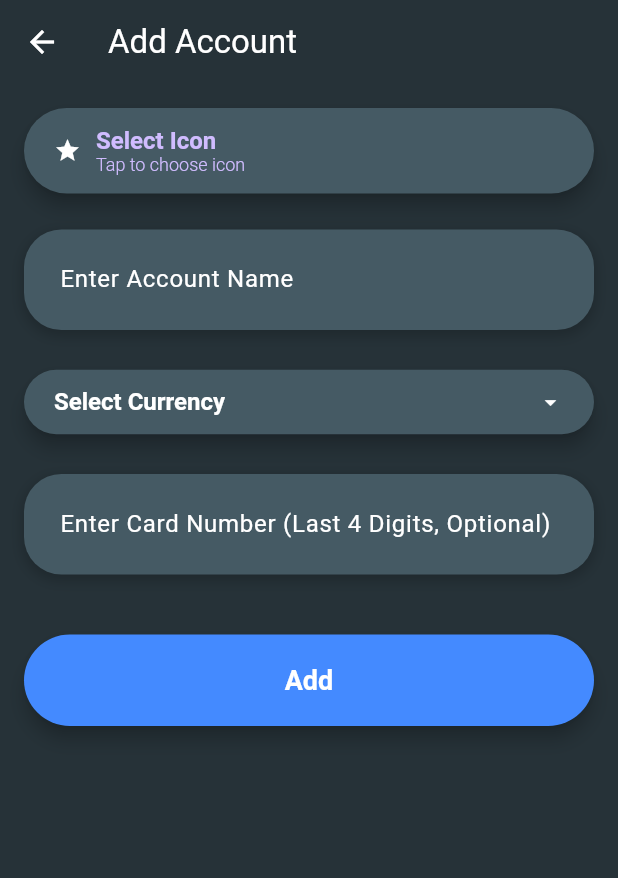
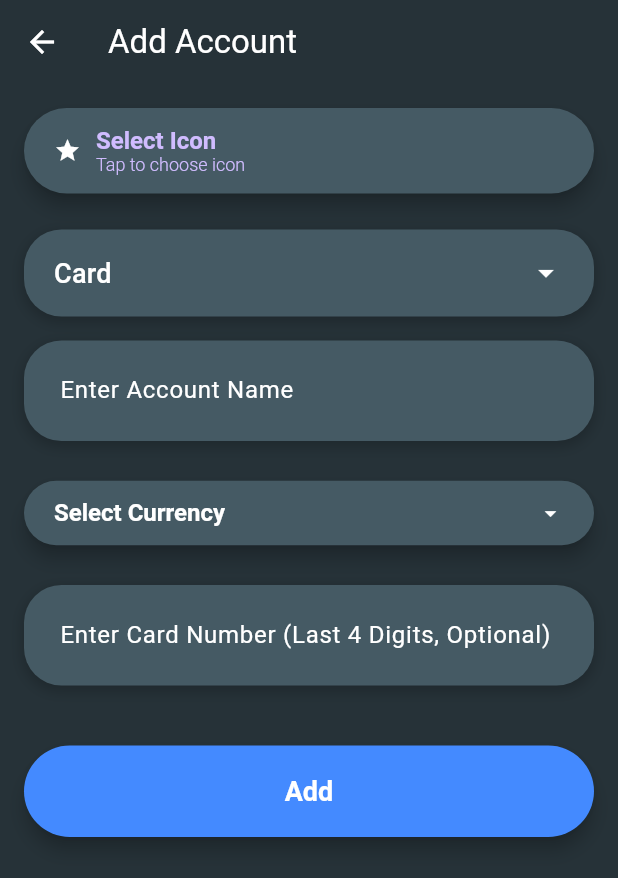
Before and after one commit to Samooh-9820060/ExpnZ, a Flutter app: the AddAccountScreen screen opened directly, on a phone screen of 412 x 824 dp. Shown: the top 878 px of the screen. Run offline on Flutter 3.47's test engine with Material 3 defaults, Android fonts, the phone set to English and light mode, and no system bars; our stand-ins replace cloud_firestore, file_picker, firebase_auth, firebase_core, firebase_storage, fl_chart and 10 more; missing offline and left inert: animated_drawer, currency_picker, excel, flutter_iconpicker, notifications; accounts and stored records are empty; network calls fail.

Commit message:
Account Type
type field added with card and cash/wallet
add transactions logic updated

```diff
--- a/lib/database/AccountsDB.dart
+++ b/lib/database/AccountsDB.dart
@@ -10,6 +10,7 @@ class AccountsDB {
 
   static const String uid = 'uid';
   static const String accountName = 'name';
+  static const String accountType = 'type';
   static const String accountCurrency = 'currency';
   static const String accountIconCodePoint = 'iconCodePoint';
   static const String accountIconFontFamily = 'iconFontFamily';
--- a/lib/database/TransactionsDB.dart
+++ b/lib/database/TransactionsDB.dart
@@ -13,6 +13,8 @@ class TransactionsDB {
   static const String transactionName = 'name';
   static const String transactionDescription = 'description';
   static const String transactionAmount = 'amount';
+  static const String transactionActualPrice = 'actual_price';
+  static const String transactionBalance = 'wallet_balance';
   static const String transactionDate = 'date';
   static const String transactionTime = 'time';
   static const String transactionAccountId = 'account_id';
--- a/lib/screens/AddAccount.dart
+++ b/lib/screens/AddAccount.dart
@@ -5,6 +5,7 @@ import 'package:flutter/material.dart';
 import 'package:flutter_iconpicker/flutter_iconpicker.dart';
 import '../database/AccountsDB.dart';
 import '../widgets/SimpleWidgets/ExpnZButton.dart';
+import '../widgets/SimpleWidgets/ExpnZDropdown.dart';
 import '../widgets/SimpleWidgets/ExpnZTextField.dart';
 import '../widgets/SimpleWidgets/ModernSnackBar.dart';
 
@@ -24,6 +25,7 @@ class _AddAccountScreenState extends State<AddAccountScreen> {
   late TextEditingController _cardNumberController;
   Currency? selectedCurrency;  // Default currency
   IconData selectedIcon = Icons.star;  // Default icon
+  String selectedAccountType = 'Card';
   bool isModifyMode = false;
   bool isProcessing = false;
 
@@ -50,6 +52,7 @@ class _AddAccountScreenState extends State<AddAccountScreen> {
         isModifyMode = true;
         _accountNameController.text = account[AccountsDB.accountName] as String;
         _cardNumberController.text = account[AccountsDB.accountCardNumber] as String;
+        selectedAccountType = account[AccountsDB.accountType] as String;
         String currencyJson = account[AccountsDB.accountCurrency] as String;
         Map<String, dynamic> currencyMap = jsonDecode(currencyJson);
         selectedCurrency = Currency(
@@ -129,6 +132,7 @@ class _AddAccountScreenState extends State<AddAccountScreen> {
         'symbolOnLeft': selectedCurrency!.symbolOnLeft,
         'thousandsSeparator': selectedCurrency!.thousandsSeparator,
       }),
+      AccountsDB.accountType: selectedAccountType,
       AccountsDB.accountIconCodePoint: selectedIcon.codePoint,
       AccountsDB.accountIconFontFamily: selectedIcon.fontFamily,
       AccountsDB.accountIconFontPackage: selectedIcon.fontPackage,
@@ -269,6 +273,16 @@ class _AddAccountScreenState extends State<AddAccountScreen> {
               ),
             ),
             SizedBox(height: 16),
+            CustomDropdownButton(
+              label: "Select Account Type",
+              value: selectedAccountType,
+              items: ["Card", "Cash/Wallet"],
+              onChanged: (newValue) {
+                setState(() {
+                  selectedAccountType = newValue!;
+                });
+              },
+            ),
             // Redesigned Text Field for Account Name
             CustomTextField(label: "Enter Account Name", controller: _accountNameController),
             SizedBox(height: 16),
--- /dev/null
+++ b/lib/widgets/SimpleWidgets/ExpnZDropdown.dart
@@ -0,0 +1,69 @@
+import 'package:flutter/material.dart';
+
+class CustomDropdownButton extends StatelessWidget {
+  final String label;
+  final String? value;
+  final List<String> items;
+  final Function(String?) onChanged;
+  final bool isError;
+
+  CustomDropdownButton({
+    required this.label,
+    required this.value,
+    required this.items,
+    required this.onChanged,
+    this.isError = false,
+  });
+
+  @override
+  Widget build(BuildContext context) {
+    return Padding(
+      padding: const EdgeInsets.symmetric(vertical: 8.0),
+      child: Container(
+        decoration: BoxDecoration(
+          color: isError ? Colors.red[300] : Colors.blueGrey[700],
+          borderRadius: BorderRadius.circular(25),
+          boxShadow: [
+            BoxShadow(
+              color: Colors.black.withOpacity(0.2),
+              spreadRadius: 1,
+              blurRadius: 7,
+              offset: const Offset(0, 3),
+            ),
+          ],
+        ),
+        padding: const EdgeInsets.symmetric(horizontal: 20, vertical: 5),
+        child: DropdownButton<String>(
+          value: value,
+          onChanged: onChanged,
+          items: items.map<DropdownMenuItem<String>>((String value) {
+            return DropdownMenuItem<String>(
+              value: value,
+              child: Text(
+                value,
+                style: const TextStyle(
+                  color: Colors.white,
+                  fontSize: 18,
+                ),
+              ),
+            );
+          }).toList(),
+          isExpanded: true,
+          dropdownColor: Colors.blueGrey[700],
+          underline: SizedBox(),
+          hint: Text(
+            label,
+            style: const TextStyle(
+              color: Colors.white,
+              fontSize: 16,
+            ),
+          ),
+          icon: const Icon(
+            Icons.arrow_drop_down,
+            color: Colors.white,
+          ),
+        ),
+      ),
+    );
+  }
+}
--- a/lib/widgets/SimpleWidgets/ExpnZTextField.dart
+++ b/lib/widgets/SimpleWidgets/ExpnZTextField.dart
@@ -6,6 +6,8 @@ class CustomTextField extends StatelessWidget {
   final bool isNumber;
   final int? maxLength;
   final bool isError;
+  final bool? enabled;
+  final bool alwaysFloatingLabel;
 
   CustomTextField({
     required this.label,
@@ -13,6 +15,8 @@ class CustomTextField extends StatelessWidget {
     this.isNumber = false,
     this.maxLength,
     this.isError = false,
+    this.enabled,
+    this.alwaysFloatingLabel = false,
   });
 
   @override
@@ -61,7 +65,11 @@ class CustomTextField extends StatelessWidget {
               ),
             ),
             contentPadding: const EdgeInsets.all(20),
+            floatingLabelBehavior: alwaysFloatingLabel
+                ? FloatingLabelBehavior.always
+                : FloatingLabelBehavior.auto,
           ),
+          enabled: enabled,
         ),
       ),
     );
```
Also changed, not shown: lib/screens/AddTransaction.dart (+107 -14 lines).
